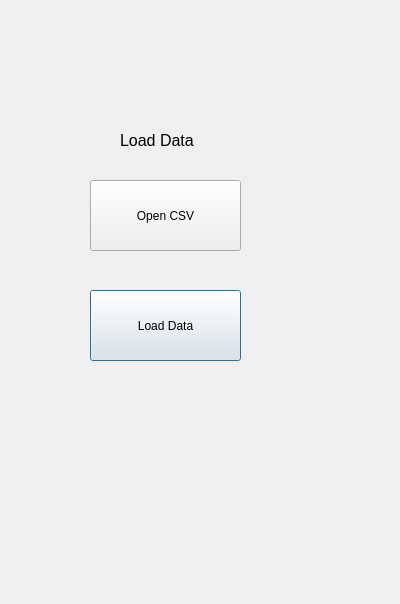
Old version of the form src/Interface/UI/load_data.ui in the repository hellorahat/LoanEligibilityPredictor.
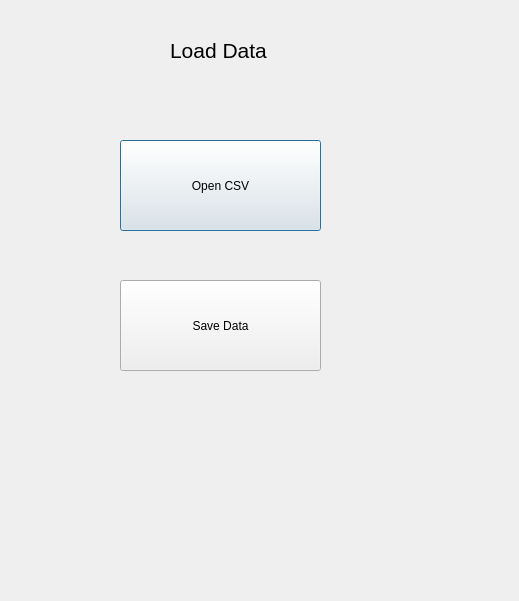
New version of the form.

```diff
--- a/src/Interface/UI/load_data.ui
+++ b/src/Interface/UI/load_data.ui
@@ -6,57 +6,57 @@
    <rect>
     <x>0</x>
     <y>0</y>
-    <width>400</width>
-    <height>604</height>
+    <width>519</width>
+    <height>601</height>
    </rect>
   </property>
   <property name="windowTitle">
    <string>Dialog</string>
   </property>
-  <widget class="QPushButton" name="pushButton_2">
-   <property name="geometry">
-    <rect>
-     <x>90</x>
-     <y>290</y>
-     <width>151</width>
-     <height>71</height>
-    </rect>
-   </property>
-   <property name="text">
-    <string>Load Data</string>
-   </property>
-  </widget>
-  <widget class="QPushButton" name="pushButton">
-   <property name="geometry">
-    <rect>
-     <x>90</x>
-     <y>180</y>
-     <width>151</width>
-     <height>71</height>
-    </rect>
-   </property>
-   <property name="text">
-    <string>Open CSV</string>
-   </property>
-  </widget>
   <widget class="QLabel" name="label">
    <property name="geometry">
     <rect>
-     <x>120</x>
-     <y>110</y>
-     <width>101</width>
+     <x>170</x>
+     <y>20</y>
+     <width>131</width>
      <height>61</height>
     </rect>
    </property>
    <property name="font">
     <font>
-     <pointsize>12</pointsize>
+     <pointsize>16</pointsize>
     </font>
    </property>
    <property name="text">
     <string>Load Data</string>
    </property>
   </widget>
+  <widget class="QPushButton" name="Open_CSV">
+   <property name="geometry">
+    <rect>
+     <x>120</x>
+     <y>140</y>
+     <width>201</width>
+     <height>91</height>
+    </rect>
+   </property>
+   <property name="text">
+    <string>Open CSV</string>
+   </property>
+  </widget>
+  <widget class="QPushButton" name="pushButton_2">
+   <property name="geometry">
+    <rect>
+     <x>120</x>
+     <y>280</y>
+     <width>201</width>
+     <height>91</height>
+    </rect>
+   </property>
+   <property name="text">
+    <string>Save Data</string>
+   </property>
+  </widget>
  </widget>
  <resources/>
  <connections/>
```
Left out of the diff: 4 changed lines with no effect on the pictures.
